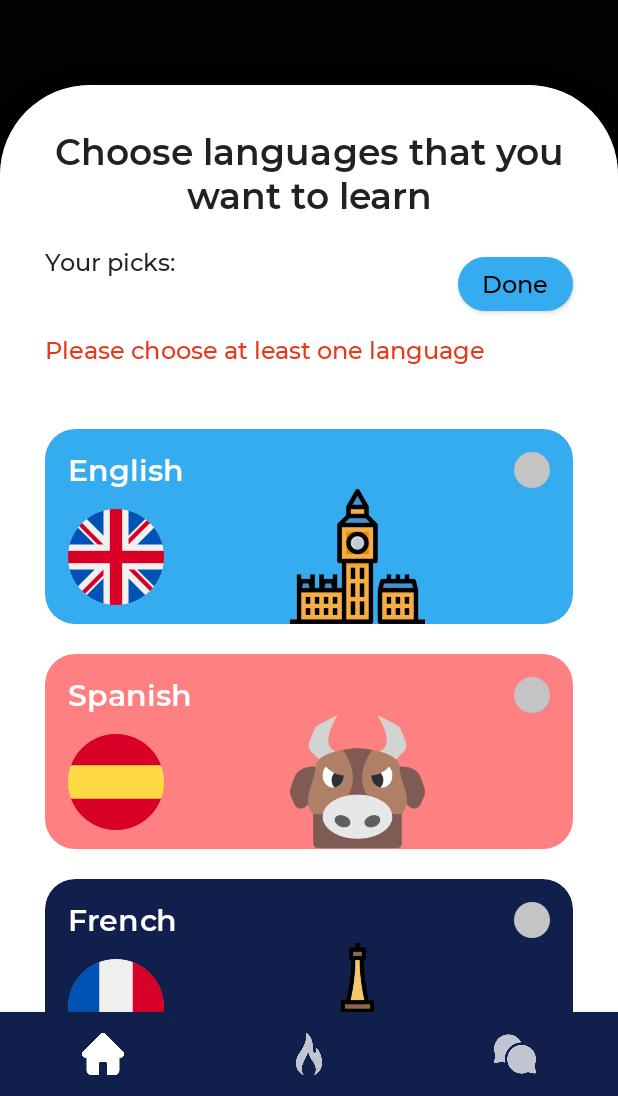
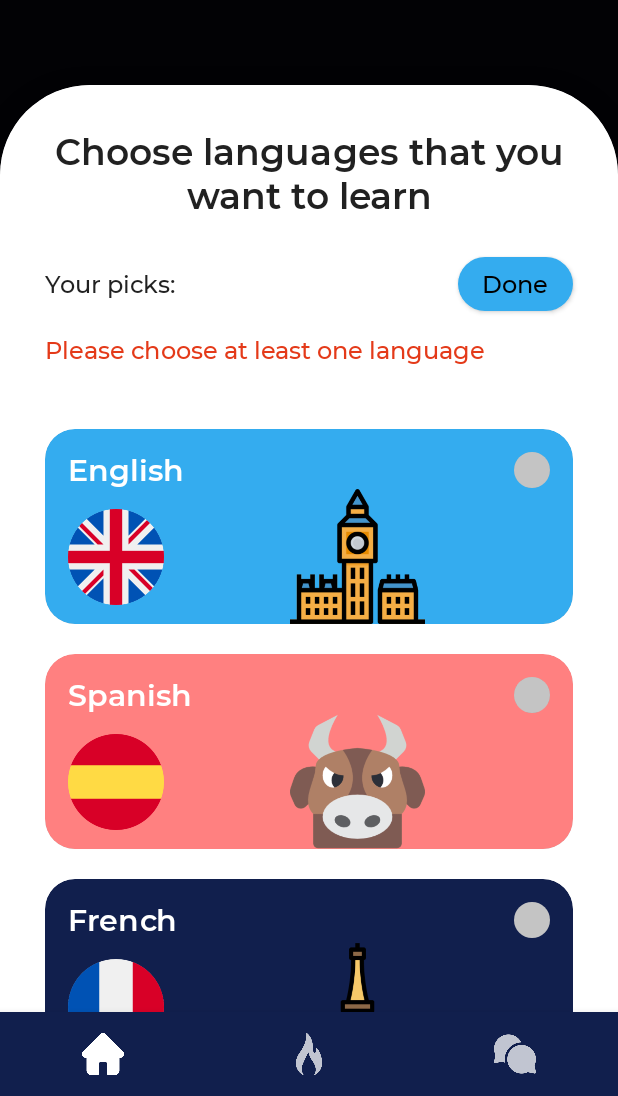
Before and after one commit to dtnguyn/Pawn, an Android app built with Jetpack Compose: the screen it shows after launch (MainActivity), on a phone screen of 412 x 824 dp, the part 140-1236 px from its top. Run offline under Robolectric (Android 15) with nearby library versions, the phone set to English and light mode, and no system bars; our stand-ins replace Dagger/Hilt's generated code, accompanist, livedata-compose; 1 statement that could not run was skipped.

Commit message:
Add UI for choosing language

```diff
--- a/mobile/android/app/src/main/java/com/nguyen/pawn/ui/components/home/ChooseLanguagesHeader.kt
+++ b/mobile/android/app/src/main/java/com/nguyen/pawn/ui/components/home/ChooseLanguagesHeader.kt
@@ -9,6 +9,7 @@ import androidx.compose.material.ButtonColors
 import androidx.compose.material.ButtonDefaults
 import androidx.compose.material.Text
 import androidx.compose.runtime.Composable
+import androidx.compose.ui.Alignment
 import androidx.compose.ui.Modifier
 import androidx.compose.ui.res.painterResource
 import androidx.compose.ui.text.style.TextAlign
@@ -44,7 +45,8 @@ fun ChooseLanguagesHeader(pickedLanguages: List<Language>, onFinish: () -> Unit)
         Spacer(modifier = Modifier.padding(10.dp))
         Row(
             modifier = Modifier.fillMaxWidth(),
-            horizontalArrangement = Arrangement.SpaceBetween
+            horizontalArrangement = Arrangement.SpaceBetween,
+            verticalAlignment = Alignment.CenterVertically
         ) {
             Text(text = "Your picks:", style = Typography.body1)
 
--- a/mobile/android/app/src/main/java/com/nguyen/pawn/ui/components/home/LanguageItem.kt
+++ b/mobile/android/app/src/main/java/com/nguyen/pawn/ui/components/home/LanguageItem.kt
@@ -18,6 +18,9 @@ import com.nguyen.pawn.R
 import com.nguyen.pawn.model.Language
 import com.nguyen.pawn.ui.theme.*
 import com.nguyen.pawn.util.SupportedLanguage
+import com.nguyen.pawn.util.UtilFunctions.generateBackgroundColorForLanguage
+import com.nguyen.pawn.util.UtilFunctions.generateFlagForLanguage
+import com.nguyen.pawn.util.UtilFunctions.generateIconForLanguage
 
 @Composable
 fun LanguageItem(
@@ -26,35 +29,7 @@ fun LanguageItem(
     onToggleLanguage: (language: Language) -> Unit
 ) {
 
-    fun generateBackgroundColorForLanguage(language: String): Color {
-        return when (language) {
-            SupportedLanguage.ENGLISH.value -> SupportedLanguage.ENGLISH.backgroundColor
-            SupportedLanguage.GERMANY.value -> SupportedLanguage.GERMANY.backgroundColor
-            SupportedLanguage.FRENCH.value -> SupportedLanguage.FRENCH.backgroundColor
-            SupportedLanguage.SPANISH.value -> SupportedLanguage.SPANISH.backgroundColor
-            else -> SupportedLanguage.ENGLISH.backgroundColor
-        }
-    }
 
-    fun generateFlagForLanguage(language: String): Int {
-        return when (language) {
-            SupportedLanguage.ENGLISH.value -> SupportedLanguage.ENGLISH.flag
-            SupportedLanguage.GERMANY.value -> SupportedLanguage.GERMANY.flag
-            SupportedLanguage.FRENCH.value -> SupportedLanguage.FRENCH.flag
-            SupportedLanguage.SPANISH.value -> SupportedLanguage.SPANISH.flag
-            else -> SupportedLanguage.ENGLISH.flag
-        }
-    }
-
-    fun generateIconForLanguage(language: String): Int {
-        return when (language) {
-            SupportedLanguage.ENGLISH.value -> SupportedLanguage.ENGLISH.icon
-            SupportedLanguage.GERMANY.value -> SupportedLanguage.GERMANY.icon
-            SupportedLanguage.FRENCH.value -> SupportedLanguage.FRENCH.icon
-            SupportedLanguage.SPANISH.value -> SupportedLanguage.SPANISH.icon
-            else -> SupportedLanguage.ENGLISH.icon
-        }
-    }
 
 
     Card(
--- a/mobile/android/app/src/main/java/com/nguyen/pawn/ui/components/home/SavedWordItem.kt
+++ b/mobile/android/app/src/main/java/com/nguyen/pawn/ui/components/home/SavedWordItem.kt
@@ -14,7 +14,7 @@ import androidx.compose.ui.graphics.Color
 import androidx.compose.ui.unit.dp
 import com.nguyen.pawn.R
 import com.nguyen.pawn.ui.theme.*
-import com.nguyen.pawn.util.UtilFunction.generateColor
+import com.nguyen.pawn.util.UtilFunctions.generateColor
 
 @ExperimentalAnimationApi
 @Composable
--- a/mobile/android/app/src/main/java/com/nguyen/pawn/ui/components/word/DefinitionItem.kt
+++ b/mobile/android/app/src/main/java/com/nguyen/pawn/ui/components/word/DefinitionItem.kt
@@ -1,7 +1,6 @@
 package com.nguyen.pawn.ui.components.word
 
 import androidx.compose.foundation.background
-import androidx.compose.foundation.clickable
 import androidx.compose.foundation.layout.*
 import androidx.compose.foundation.shape.RoundedCornerShape
 import androidx.compose.material.Card
@@ -13,9 +12,8 @@ import androidx.compose.ui.graphics.Color
 import androidx.compose.ui.unit.dp
 import androidx.compose.ui.unit.sp
 import com.nguyen.pawn.model.Definition
-import com.nguyen.pawn.ui.theme.LightGreen
 import com.nguyen.pawn.ui.theme.Typography
-import com.nguyen.pawn.util.UtilFunction.generateColor
+import com.nguyen.pawn.util.UtilFunctions.generateColor
 
 @Composable
 fun DefinitionItem(index: Int, definition: Definition) {
--- a/mobile/android/app/src/main/java/com/nguyen/pawn/ui/screens/auth/AuthScreen.kt
+++ b/mobile/android/app/src/main/java/com/nguyen/pawn/ui/screens/auth/AuthScreen.kt
@@ -20,14 +20,10 @@ import com.nguyen.pawn.R
 import com.nguyen.pawn.ui.components.RoundButton
 import com.nguyen.pawn.ui.components.auth.Login
 import com.nguyen.pawn.util.AuthTab
-import com.nguyen.pawn.util.UtilFunction.convertHeightToDp
+import com.nguyen.pawn.util.UtilFunctions.convertHeightToDp
 import androidx.compose.runtime.*
 import androidx.compose.runtime.livedata.observeAsState
-import androidx.compose.ui.Alignment.Companion.CenterHorizontally
 import androidx.compose.ui.draw.clip
-import androidx.compose.ui.res.painterResource
-import androidx.compose.ui.text.style.TextAlign
-import androidx.compose.ui.window.Dialog
 import com.nguyen.pawn.model.User
 import com.nguyen.pawn.ui.components.CustomDialog
 import com.nguyen.pawn.ui.components.auth.LanguageBottomSheetContent
--- a/mobile/android/app/src/main/java/com/nguyen/pawn/ui/viewmodels/AuthViewModel.kt
+++ b/mobile/android/app/src/main/java/com/nguyen/pawn/ui/viewmodels/AuthViewModel.kt
@@ -127,6 +127,7 @@ class AuthViewModel
     }
 
 
+
     private suspend fun turnOnLoading() {
         withContext(Main) {
             if (_uiState.value != UIState.Loading) _uiState.value = UIState.Loading
--- a/mobile/android/app/src/main/java/com/nguyen/pawn/util/UtilFunction.kt
+++ /dev/null
@@ -1,24 +0,0 @@
-package com.nguyen.pawn.util
-
-import android.util.DisplayMetrics
-import androidx.compose.ui.graphics.Color
-import com.nguyen.pawn.ui.theme.LightGreen
-import com.nguyen.pawn.ui.theme.LightOrange
-import com.nguyen.pawn.ui.theme.LightRed
-import com.nguyen.pawn.ui.theme.Neon
-
-object UtilFunction {
-
-    fun generateColor(index: Int): Color {
-        return when {
-            index % 4 == 0 -> LightGreen
-            index % 3 == 0 -> LightOrange
-            index % 2 == 0 -> Neon
-            else -> LightRed
-        }
-    }
-
-    fun convertHeightToDp(pixel: Int, displayMetrics: DisplayMetrics): Int {
-        return (pixel / (displayMetrics.density)).toInt()
-    }
-}
--- /dev/null
+++ b/mobile/android/app/src/main/java/com/nguyen/pawn/util/UtilFunctions.kt
@@ -0,0 +1,54 @@
+package com.nguyen.pawn.util
+
+import android.util.DisplayMetrics
+import androidx.compose.ui.graphics.Color
+import com.nguyen.pawn.ui.theme.LightGreen
+import com.nguyen.pawn.ui.theme.LightOrange
+import com.nguyen.pawn.ui.theme.LightRed
+import com.nguyen.pawn.ui.theme.Neon
+
+object UtilFunctions {
+
+    fun generateColor(index: Int): Color {
+        return when {
+            index % 4 == 0 -> LightGreen
+            index % 3 == 0 -> LightOrange
+            index % 2 == 0 -> Neon
+            else -> LightRed
+        }
+    }
+
+    fun convertHeightToDp(pixel: Int, displayMetrics: DisplayMetrics): Int {
+        return (pixel / (displayMetrics.density)).toInt()
+    }
+
+    fun generateBackgroundColorForLanguage(language: String): Color {
+        return when (language) {
+            SupportedLanguage.ENGLISH.value -> SupportedLanguage.ENGLISH.backgroundColor
+            SupportedLanguage.GERMANY.value -> SupportedLanguage.GERMANY.backgroundColor
+            SupportedLanguage.FRENCH.value -> SupportedLanguage.FRENCH.backgroundColor
+            SupportedLanguage.SPANISH.value -> SupportedLanguage.SPANISH.backgroundColor
+            else -> SupportedLanguage.ENGLISH.backgroundColor
+        }
+    }
+
+    fun generateFlagForLanguage(language: String): Int {
+        return when (language) {
+            SupportedLanguage.ENGLISH.value -> SupportedLanguage.ENGLISH.flag
+            SupportedLanguage.GERMANY.value -> SupportedLanguage.GERMANY.flag
+            SupportedLanguage.FRENCH.value -> SupportedLanguage.FRENCH.flag
+            SupportedLanguage.SPANISH.value -> SupportedLanguage.SPANISH.flag
+            else -> SupportedLanguage.ENGLISH.flag
+        }
+    }
+
+    fun generateIconForLanguage(language: String): Int {
+        return when (language) {
+            SupportedLanguage.ENGLISH.value -> SupportedLanguage.ENGLISH.icon
+            SupportedLanguage.GERMANY.value -> SupportedLanguage.GERMANY.icon
+            SupportedLanguage.FRENCH.value -> SupportedLanguage.FRENCH.icon
+            SupportedLanguage.SPANISH.value -> SupportedLanguage.SPANISH.icon
+            else -> SupportedLanguage.ENGLISH.icon
+        }
+    }
+}
--- /dev/null
+++ b/mobile/android/app/src/main/res/drawable/add_32_black.xml
@@ -0,0 +1,5 @@
+<vector android:height="32dp" android:tint="?attr/colorControlNormal"
+    android:viewportHeight="24" android:viewportWidth="24"
+    android:width="32dp" xmlns:android="http://schemas.android.com/apk/res/android">
+    <path android:fillColor="@android:color/black" android:pathData="M19,13h-6v6h-2v-6H5v-2h6V5h2v6h6V13z"/>
+</vector>
```
Also changed, not shown: mobile/android/app/src/main/java/com/nguyen/pawn/ui/screens/HomeScreen.kt (+67 -25 lines), mobile/android/app/src/main/java/com/nguyen/pawn/ui/viewmodels/WordViewModel.kt (+13 -2 lines).
